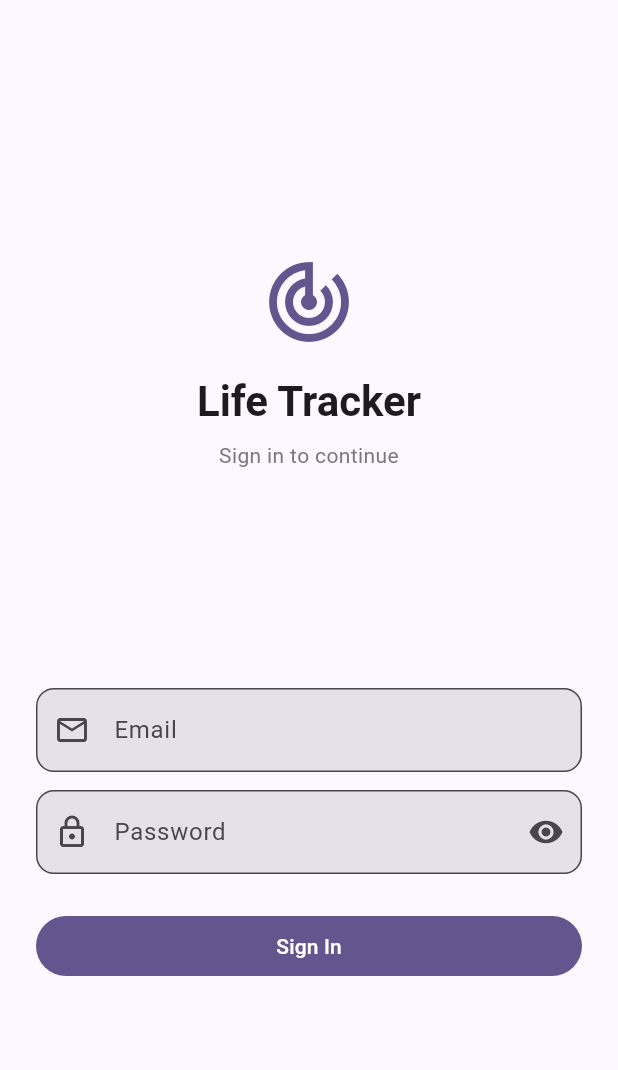
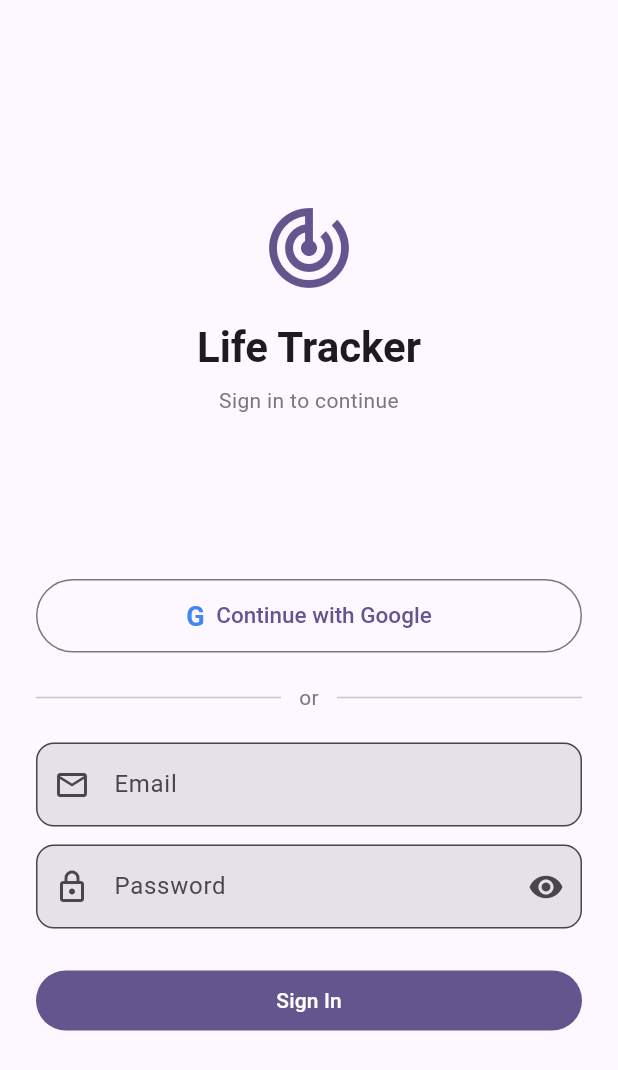
Before and after one commit to Begzod10/life-tracker, a Flutter app: the screen it shows after launch, on a phone screen of 412 x 824 dp. Shown: the top 1070 px of the screen. Run offline on Flutter 3.47's test engine with Material 3 defaults, Android fonts, the phone set to English and light mode, and no system bars; our stand-ins replace dio, flutter_riverpod, flutter_secure_storage, go_router, google_sign_in; network calls fail.

Commit message:
feat(mobile/auth): add Google Sign-In button
Adds 'Continue with Google' button to login screen.
Gets ID token via google_sign_in, sends to POST /auth/google backend endpoint.
Falls back to email/password for non-Google accounts.

```diff
--- a/mobile/lib/core/api/api_endpoints.dart
+++ b/mobile/lib/core/api/api_endpoints.dart
@@ -10,6 +10,7 @@ class ApiEndpoints {
   static String get logout => '$baseUrl/auth/logout';
   static String get me => '$baseUrl/auth/me';
   static String get refresh => '$baseUrl/auth/refresh';
+  static String get googleAuth => '$baseUrl/auth/google';
 
   // Profile
   static String get profile => '$baseUrl/profile';
--- a/mobile/lib/features/auth/screens/login_screen.dart
+++ b/mobile/lib/features/auth/screens/login_screen.dart
@@ -1,6 +1,12 @@
 import 'package:flutter/material.dart';
 import 'package:flutter_riverpod/flutter_riverpod.dart';
+import 'package:google_sign_in/google_sign_in.dart';
 import '../../../core/auth/auth_provider.dart';
+
+final _googleSignIn = GoogleSignIn(
+  serverClientId: const String.fromEnvironment('GOOGLE_CLIENT_ID'),
+  scopes: ['email', 'profile'],
+);
 
 class LoginScreen extends ConsumerStatefulWidget {
   const LoginScreen({super.key});
@@ -14,6 +20,7 @@ class _LoginScreenState extends ConsumerState<LoginScreen> {
   final _emailCtrl = TextEditingController();
   final _passwordCtrl = TextEditingController();
   bool _obscure = true;
+  bool _googleLoading = false;
 
   @override
   void dispose() {
@@ -30,10 +37,40 @@ class _LoginScreenState extends ConsumerState<LoginScreen> {
         );
   }
 
+  Future<void> _loginWithGoogle() async {
+    setState(() => _googleLoading = true);
+    try {
+      final account = await _googleSignIn.signIn();
+      if (account == null) return; // user cancelled
+
+      final auth = await account.authentication;
+      final idToken = auth.idToken;
+      if (idToken == null) {
+        if (mounted) {
+          ScaffoldMessenger.of(context).showSnackBar(
+            const SnackBar(content: Text('Could not get Google token')),
+          );
+        }
+        return;
+      }
+
+      await ref.read(authProvider.notifier).loginWithGoogle(idToken);
+    } catch (e) {
+      if (mounted) {
+        ScaffoldMessenger.of(context).showSnackBar(
+          SnackBar(content: Text('Google sign-in failed: $e')),
+        );
+      }
+    } finally {
+      if (mounted) setState(() => _googleLoading = false);
+    }
+  }
+
   @override
   Widget build(BuildContext context) {
     final authState = ref.watch(authProvider);
     final cs = Theme.of(context).colorScheme;
+    final isLoading = authState.isLoading || _googleLoading;
 
     return Scaffold(
       body: SafeArea(
@@ -45,18 +82,15 @@ class _LoginScreenState extends ConsumerState<LoginScreen> {
               crossAxisAlignment: CrossAxisAlignment.stretch,
               children: [
                 const Spacer(),
-                Icon(
-                  Icons.track_changes,
-                  size: 64,
-                  color: cs.primary,
-                ),
+                Icon(Icons.track_changes, size: 64, color: cs.primary),
                 const SizedBox(height: 16),
                 Text(
                   'Life Tracker',
                   textAlign: TextAlign.center,
-                  style: Theme.of(context).textTheme.headlineMedium?.copyWith(
-                        fontWeight: FontWeight.bold,
-                      ),
+                  style: Theme.of(context)
+                      .textTheme
+                      .headlineMedium
+                      ?.copyWith(fontWeight: FontWeight.bold),
                 ),
                 const SizedBox(height: 8),
                 Text(
@@ -65,6 +99,37 @@ class _LoginScreenState extends ConsumerState<LoginScreen> {
                   style: TextStyle(color: cs.outline),
                 ),
                 const Spacer(),
+                // Google button
+                OutlinedButton.icon(
+                  onPressed: isLoading ? null : _loginWithGoogle,
+                  icon: _googleLoading
+                      ? const SizedBox(
+                          height: 18,
+                          width: 18,
+                          child: CircularProgressIndicator(strokeWidth: 2),
+                        )
+                      : const _GoogleLogo(),
+                  label: const Text('Continue with Google'),
+                  style: OutlinedButton.styleFrom(
+                    padding: const EdgeInsets.symmetric(vertical: 14),
+                    textStyle: const TextStyle(
+                      fontSize: 15,
+                      fontWeight: FontWeight.w500,
+                    ),
+                  ),
+                ),
+                const SizedBox(height: 20),
+                Row(
+                  children: [
+                    Expanded(child: Divider(color: cs.outlineVariant)),
+                    Padding(
+                      padding: const EdgeInsets.symmetric(horizontal: 12),
+                      child: Text('or', style: TextStyle(color: cs.outline)),
+                    ),
+                    Expanded(child: Divider(color: cs.outlineVariant)),
+                  ],
+                ),
+                const SizedBox(height: 20),
                 TextFormField(
                   controller: _emailCtrl,
                   decoration: const InputDecoration(
@@ -105,7 +170,7 @@ class _LoginScreenState extends ConsumerState<LoginScreen> {
                     ),
                   ),
                 FilledButton(
-                  onPressed: authState.isLoading ? null : _login,
+                  onPressed: isLoading ? null : _login,
                   child: authState.isLoading
                       ? const SizedBox(
                           height: 20,
@@ -123,3 +188,19 @@ class _LoginScreenState extends ConsumerState<LoginScreen> {
     );
   }
 }
+
+class _GoogleLogo extends StatelessWidget {
+  const _GoogleLogo();
+
+  @override
+  Widget build(BuildContext context) {
+    return const Text(
+      'G',
+      style: TextStyle(
+        fontSize: 18,
+        fontWeight: FontWeight.bold,
+        color: Color(0xFF4285F4),
+      ),
+    );
+  }
+}
--- a/mobile/pubspec.yaml
+++ b/mobile/pubspec.yaml
@@ -13,7 +13,8 @@ dependencies:
   flutter_riverpod: ^2.6.1
   go_router: ^14.8.0
   dio: ^5.8.0
-  flutter_secure_storage: ^9.2.4
+  flutter_secure_storage: ^10.0.0
+  google_sign_in: ^6.2.2
   intl: ^0.19.0
 
 dev_dependencies:
```
Also changed, not shown: mobile/lib/core/auth/auth_provider.dart (+9 -0 lines), mobile/lib/core/auth/auth_repository.dart (+23 -6 lines), mobile/pubspec.lock.
